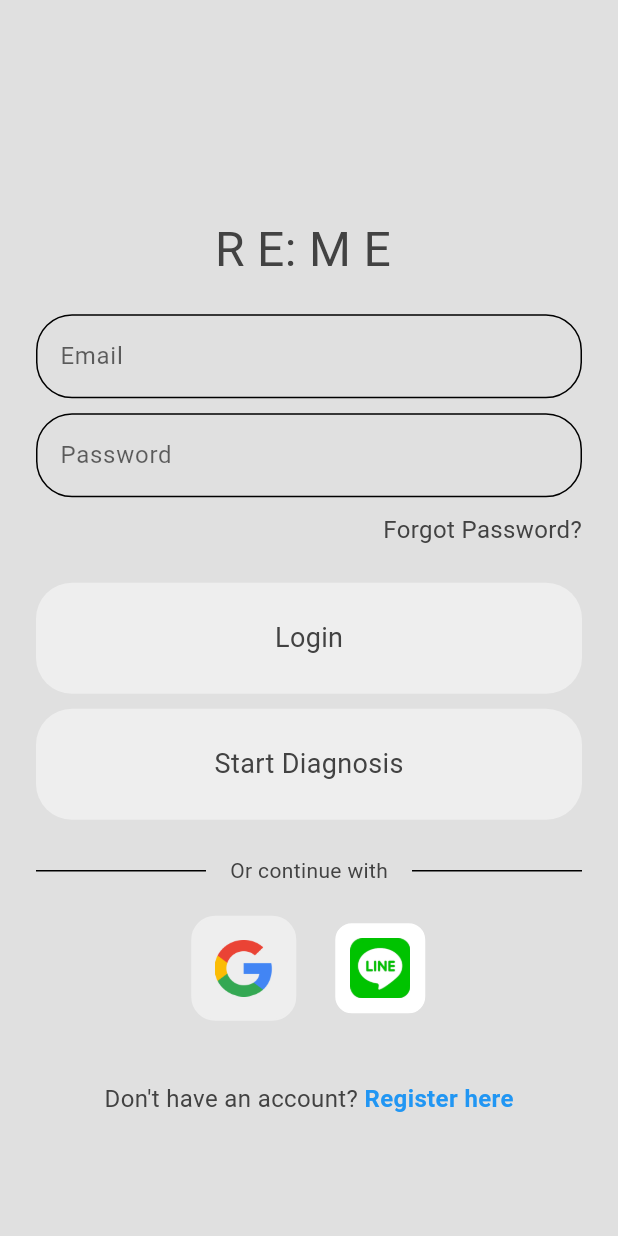
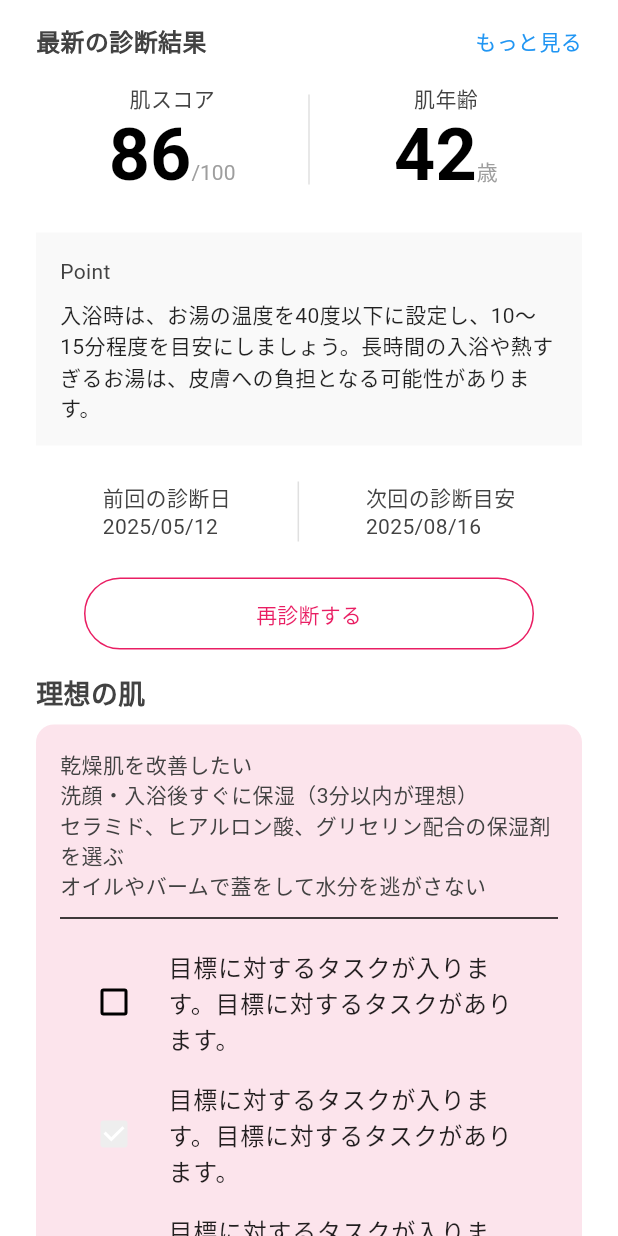
Before and after one commit to Shivansh722/reme, a Flutter app: the screen it shows after launch, on a phone screen of 412 x 824 dp. Run offline on Flutter 3.47's test engine with Material 3 defaults, Android fonts, the phone set to English and light mode, and no system bars; our stand-ins replace firebase_auth, firebase_core, flutter_dotenv, google_sign_in, image_picker, permission_handler; missing offline and left inert: flutter_line_sdk, google_mlkit_face_detection; accounts and stored records are empty.

Commit message:
feat: new home screen ui

```diff
--- a/reme/lib/main.dart
+++ b/reme/lib/main.dart
@@ -6,6 +6,7 @@ import 'package:reme/src/features/auth/Views/loginView.dart';
 import 'package:reme/src/features/auth/Views/login_or_register.dart';
 import 'package:reme/src/features/auth/Views/registerView.dart';
 import 'package:firebase_core/firebase_core.dart';
+import 'package:reme/src/features/home/homeView_main.dart';
 import 'firebase_options.dart';
 import 'package:flutter_dotenv/flutter_dotenv.dart';
 
@@ -33,7 +34,8 @@ class MyApp extends StatelessWidget {
       debugShowCheckedModeBanner: false,
       title: 'Flutter Demo',
       theme:lightMode,
-      home:  Authgate(),
+      home:  HomeviewMain(),
+      //keep here authgate later
     );
   }
 }
--- /dev/null
+++ b/reme/lib/src/features/home/homeView_main.dart
@@ -0,0 +1,197 @@
+import 'package:flutter/material.dart';
+
+class HomeviewMain extends StatelessWidget {
+  const HomeviewMain({super.key});
+
+  @override
+  Widget build(BuildContext context) {
+    return DiagnosisScreen();
+  }
+}
+
+class DiagnosisScreen extends StatelessWidget {
+  Widget sectionTitle(String label) => Padding(
+        padding: const EdgeInsets.only(top: 16.0, bottom: 8.0),
+        child: Text(label,
+            style: TextStyle(fontSize: 18, fontWeight: FontWeight.bold)),
+      );
+
+  Widget checklistItem(bool checked, String text) => CheckboxListTile(
+        value: checked,
+        onChanged: (_) {},
+        title: Text(text,
+            style: TextStyle(
+              color: Colors.black87,
+            )),
+        controlAffinity: ListTileControlAffinity.leading,
+      );
+
+  @override
+  Widget build(BuildContext context) {
+    return Scaffold(
+      backgroundColor: Colors.white,
+      body: SafeArea(
+        child: SingleChildScrollView(
+          padding: EdgeInsets.symmetric(horizontal: 24, vertical: 16),
+          child: Column(
+            crossAxisAlignment: CrossAxisAlignment.start,
+            children: [
+              Column(
+                crossAxisAlignment: CrossAxisAlignment.start,
+                children: [
+                  Row(
+                    mainAxisAlignment: MainAxisAlignment.spaceBetween,
+                    children: [
+                      Text('最新の診断結果',
+                          style: TextStyle(
+                              fontWeight: FontWeight.bold, fontSize: 16)),
+
+
+
+                      Text('もっと見る',
+                          style: TextStyle(color: Colors.blue)),
+                    ],
+                  ),
+                  SizedBox(height: 16),
+                  Row(
+                    children: [
+                      Expanded(
+                        child: Column(
+                          crossAxisAlignment: CrossAxisAlignment.center,
+                          children: [
+                            Text('肌スコア'),
+                            RichText(
+                              text: TextSpan(
+                              children: [
+                                TextSpan(
+                                text: '86',
+                                style: TextStyle(
+                                  fontSize: 48,
+                                  fontWeight: FontWeight.bold,
+                                  color: Colors.black,
+                                ),
+                                ),
+                                TextSpan(
+                                text: '/100',
+                                style: TextStyle(
+                                  fontSize: 14,
+                                  color: Colors.grey,
+                                ),
+                                ),
+                              ],
+                              ),
+                            ),
+                          ],
+                        ),
+                      ),
+
+                      Container(
+                        height: 60,
+                        width: 1,
+                        color: Colors.grey[300],
+                      ),
+
+                      Expanded(
+                        child: Column(
+                          crossAxisAlignment: CrossAxisAlignment.center,
+                          children: [
+                            Text('肌年齢'),
+                            RichText(
+                              text: TextSpan(
+                                children: [
+                                  TextSpan(
+                                    text: '42',
+                                    style: TextStyle(
+                                      fontSize: 48,
+                                      fontWeight: FontWeight.bold,
+                                      color: Colors.black,
+                                    ),
+                                  ),
+                                  TextSpan(
+                                    text: '歳',
+                                    style: TextStyle(
+                                      fontSize: 14,
+                                      color: Colors.grey,
+                                    ),
+                                  ),
+                                ],
+                              ),
+                            ),
+                          ],
+                        ),
+                      ),
+                    ],
+                  ),
+                  SizedBox(height: 24),
+                  Container(
+                    padding: EdgeInsets.all(16),
+                    decoration: BoxDecoration(
+                      color: Color(0xFFF9F9F9),
+                    ),
+                    child: Column(
+                      crossAxisAlignment: CrossAxisAlignment.start,
+                      children: [
+                        Text("Point"),
+                        SizedBox(height: 8),
+                        Text(
+                          '入浴時は、お湯の温度を40度以下に設定し、10〜15分程度を目安にしましょう。長時間の入浴や熱すぎるお湯は、皮膚への負担となる可能性があります。',
+                          style: TextStyle(color: Colors.black87),
+                        ),
+                      ],
+                    ),
+                  ),
+                  SizedBox(height: 24),
+                  Row(
+                    mainAxisAlignment: MainAxisAlignment.spaceEvenly,
+                    children: [
+                      Text('前回の診断日\n2025/05/12'),
+                      Container(
+                        height: 40,
+                        width: 1,
+                        color: Colors.grey[300],
+                      ),
+                      Text('次回の診断目安\n2025/08/16'),
+                    ],
+                  ),
+                  SizedBox(height: 24),
+                  Center(
+                    child: OutlinedButton(
+                      onPressed: () {},
+                      style: OutlinedButton.styleFrom(
+                        minimumSize: Size(300, 48),
+
+                          foregroundColor: Colors.pink,
+                          side: BorderSide(color: Colors.pink)),
+                      child: Text('再診断する'),
+                    ),
+                  )
+                ],
+              ),
+
+              sectionTitle('理想の肌'),
+              Container(
+                padding: EdgeInsets.all(16),
+                decoration: BoxDecoration(
+                  color: Colors.pink[50],
+                  borderRadius: BorderRadius.circular(12),
+                ),
+                child: Column(
+                  crossAxisAlignment: CrossAxisAlignment.start,
+                  children: [
+                    Text(
+                      '乾燥肌を改善したい\n洗顔・入浴後すぐに保湿（3分以内が理想）\nセラミド、ヒアルロン酸、グリセリン配合の保湿剤を選ぶ\nオイルやバームで蓋をして水分を逃がさない',
+                    ),
+                    Divider(height: 24),
+                    checklistItem(false, '目標に対するタスクが入ります。目標に対するタスクがあります。'),
+                    checklistItem(true, '目標に対するタスクが入ります。目標に対するタスクがあります。'),
+                    checklistItem(false, '目標に対するタスクが入ります。目標に対するタスクがあります。'),
+                  ],
+                ),
+              ),
+            ],
+          ),
+        ),
+      ),
+    );
+  }
+}
```
